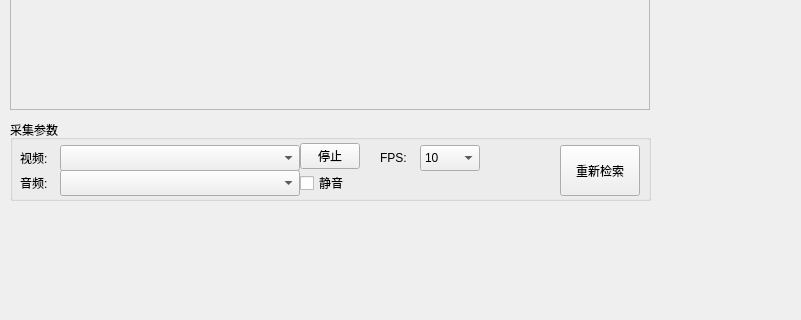
Above: resources/ui/main_form.ui from radiantwf/pokemon-controller-gui before the change; both pictures show x 0 to 801 and y 260 to 580 of the 960 by 700 pixel window. Below: the same form after it.
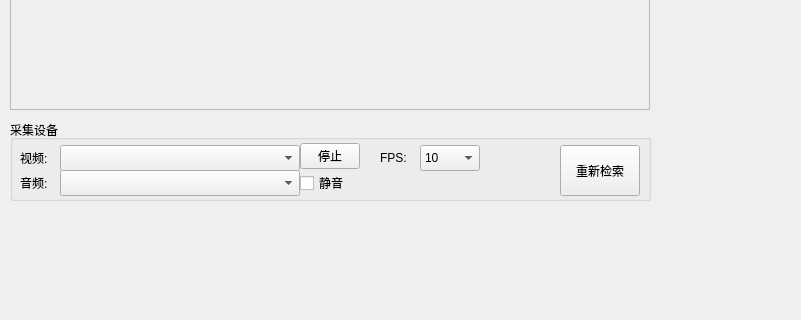
That is the form after the change.

What changed in the file:
```diff
--- a/resources/ui/main_form.ui
+++ b/resources/ui/main_form.ui
@@ -55,7 +55,7 @@
      </rect>
     </property>
     <property name="title">
-     <string>采集参数</string>
+     <string>采集设备</string>
     </property>
     <widget class="QLabel" name="label_3">
      <property name="geometry">
```
